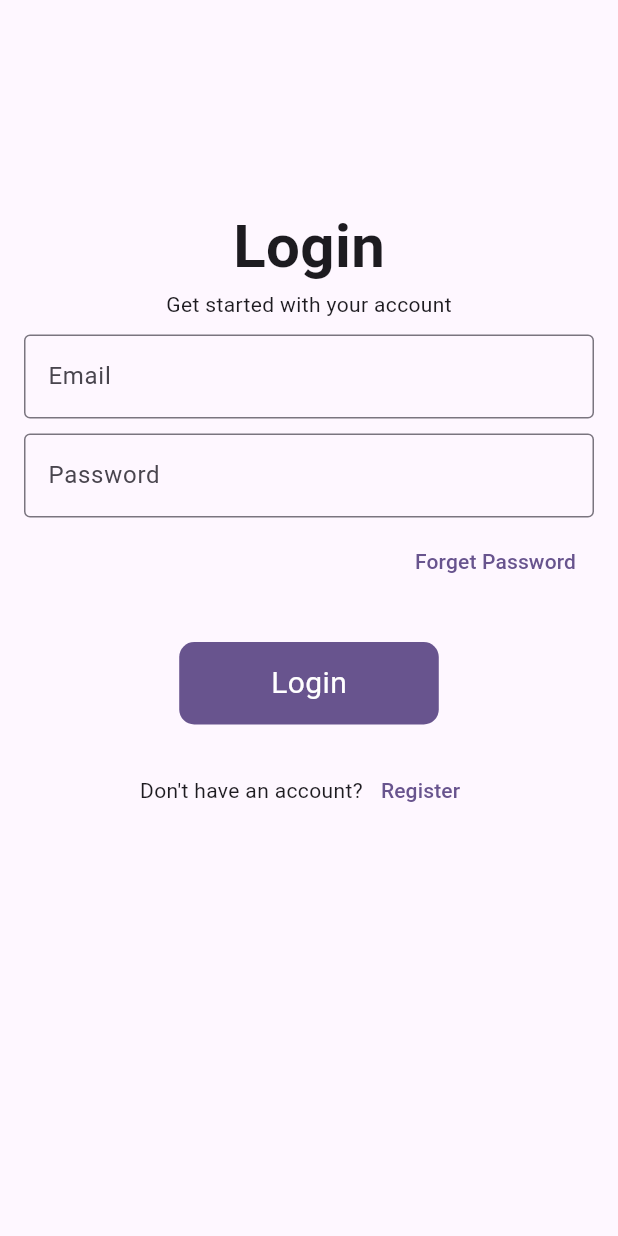
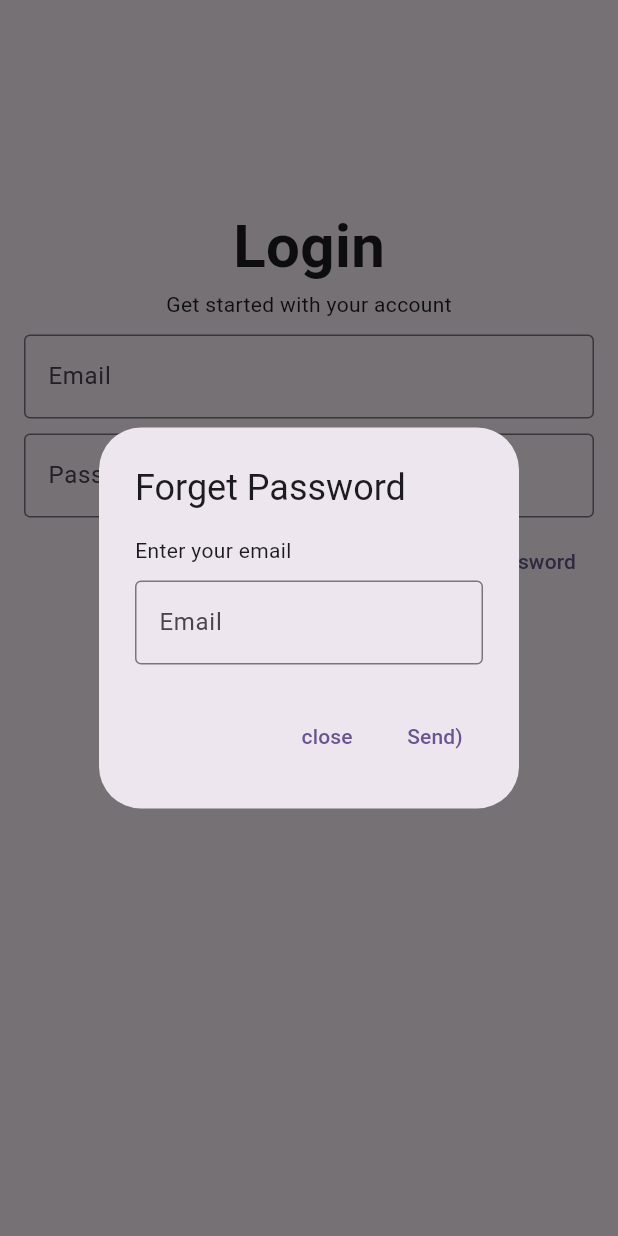
Before and after one commit to Sachinpandit2809/ecommerce_admin_app, a Flutter app: the LoginPage screen opened by its route, after a tap on "Forget Password", on a phone screen of 412 x 824 dp. Run offline on Flutter 3.47's test engine with Material 3 defaults, Android fonts, the phone set to English and light mode, and no system bars; our stand-ins replace firebase_auth, firebase_core, fluttertoast; accounts and stored records are empty.

```diff
--- a/lib/views/login.dart
+++ b/lib/views/login.dart
@@ -61,7 +61,51 @@ class _LoginPageState extends State<LoginPage> {
                       mainAxisAlignment: MainAxisAlignment.end,
                       children: [
                         TextButton(
-                            onPressed: () {}, child: Text("Forget Password"))
+                            child: Text("Forget Password"),
+                            onPressed: () {
+                              showDialog(
+                                  context: context,
+                                  builder: (context) => AlertDialog(
+                                        title: Text("Forget Password"),
+                                        content: Column(
+                                          mainAxisSize: MainAxisSize.min,
+                                          crossAxisAlignment:
+                                              CrossAxisAlignment.start,
+                                          children: [
+                                            Text("Enter your email "),
+                                            SizedBox(
+                                              height: 10,
+                                            ),
+                                            TextFormField(
+                                              // validator: (value) =>
+                                              //     value!.isEmpty ? "Enter Email" : null,
+                                              controller: emailController,
+                                              decoration: InputDecoration(
+                                                  border: OutlineInputBorder(),
+                                                  label: Text("Email")),
+                                            ),
+                                          ],
+                                        ),
+                                        actions: [
+                                          TextButton(
+                                              onPressed: () {
+                                                Navigator.pop(context);
+                                              },
+                                              child: Text("close")),
+                                          TextButton(
+                                              onPressed: () {
+                                                if (emailController
+                                                    .text.isEmpty) {
+                                                  ScaffoldMessenger.of(context)
+                                                      .showSnackBar(SnackBar(
+                                                          content: Text(
+                                                              "Enter Email")));
+                                                }
+                                              },
+                                              child: Text("Send)"))
+                                        ],
+                                      ));
+                            })
                       ],
                     ),
                     SizedBox(
@@ -86,7 +130,9 @@ class _LoginPageState extends State<LoginPage> {
                                                   context,
                                                   "/adminHome",
                                                   (route) => false)
-                                        } else {
+                                        }
+                                      else
+                                        {
                                           ScaffoldMessenger.of(context)
                                               .showSnackBar(SnackBar(
                                             backgroundColor: Colors.red,
--- a/pubspec.yaml
+++ b/pubspec.yaml
@@ -35,15 +35,11 @@ dependencies:
   firebase_storage: ^12.3.7
   flutter:
     sdk: flutter
+  fluttertoast: ^8.2.8
   image_picker: ^1.1.2
   provider: ^6.1.2
 
 dev_dependencies:
-  # The "flutter_lints" package below contains a set of recommended lints to
-  # encourage good coding practices. The lint set provided by the package is
-  # activated in the `analysis_options.yaml` file located at the root of your
-  # package. See that file for information about deactivating specific lint
-  # rules and activating additional ones.
   flutter_lints: ^4.0.0
   flutter_test:
     sdk: flutter
```
Also changed, not shown: lib/utils.dart (added, +26 -0 lines), lib/views/admin_home.dart (+44 -0 lines), pubspec.lock.
